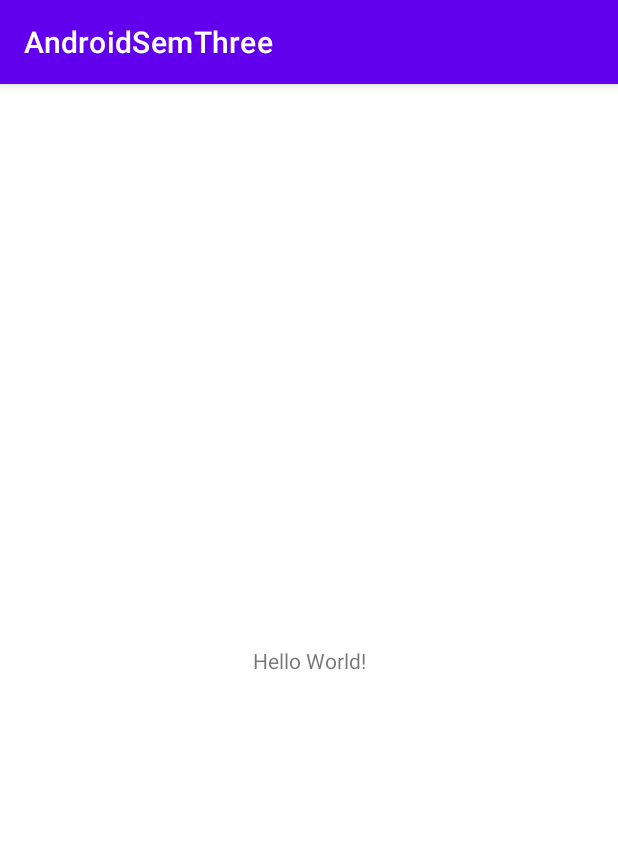
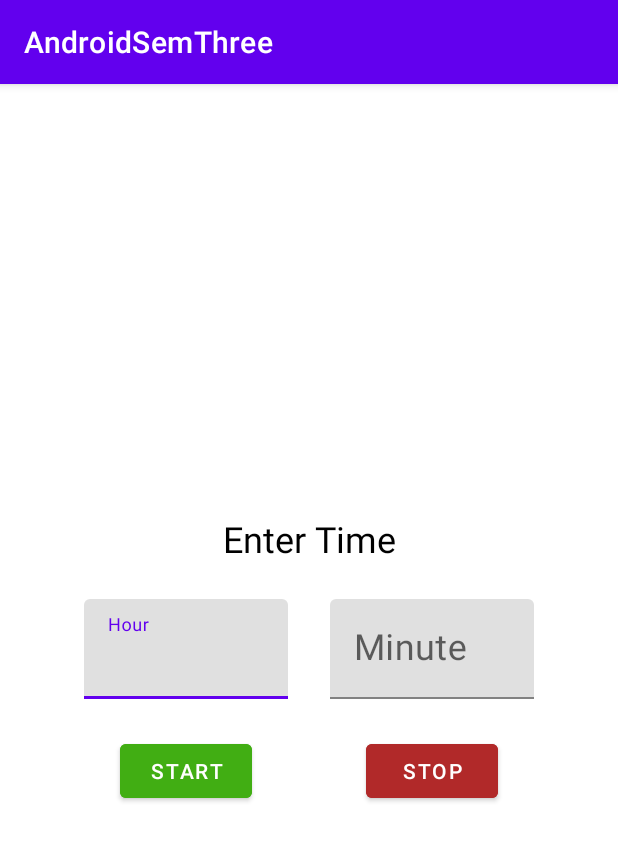
Before and after one commit to stayyoungugly/androidthirdsem, an Android app: the screen it shows after launch (MainActivity), on a phone screen of 412 x 824 dp. Shown: the top 841 px of the screen. Run offline under Robolectric (Android 15) with nearby library versions, the phone set to English and light mode, and no system bars.

Commit message:
hw7 1.0 without working bootreceiver

```diff
--- a/app/build.gradle
+++ b/app/build.gradle
@@ -9,8 +9,8 @@ android {
 
     defaultConfig {
         applicationId "com.example.androidsemthree"
-        minSdk 21
-        targetSdk 31
+        minSdk 27
+        targetSdk 27
         versionCode 1
         versionName "1.0"
 
@@ -34,6 +34,8 @@ android {
     kotlinOptions {
         jvmTarget = '1.8'
     }
+    compileSdkVersion 31
+    buildToolsVersion '31.0.0'
 }
 
 dependencies {
--- a/app/src/main/java/com/example/androidsemthree/MainActivity.kt
+++ /dev/null
@@ -1,17 +0,0 @@
-package com.example.androidsemthree
-
-import androidx.appcompat.app.AppCompatActivity
-import android.os.Bundle
-import androidx.navigation.NavController
-import androidx.navigation.fragment.NavHostFragment
-
-class MainActivity : AppCompatActivity(R.layout.activity_main) {
-
-    private lateinit var controller: NavController
-
-    override fun onCreate(savedInstanceState: Bundle?) {
-        super.onCreate(savedInstanceState)
-        controller = (supportFragmentManager.findFragmentById(R.id.container) as NavHostFragment)
-            .navController
-    }
-}
--- /dev/null
+++ b/app/src/main/java/com/example/androidsemthree/activities/services/AlarmManagerService.kt
@@ -0,0 +1,82 @@
+package com.example.androidsemthree.activities.services
+
+import android.app.AlarmManager
+import android.app.PendingIntent
+import android.content.ComponentName
+import android.content.Context
+import android.content.Intent
+import android.content.pm.PackageManager
+import com.example.androidsemthree.activities.receivers.AlarmReceiver
+import com.example.androidsemthree.activities.receivers.BootReceiver
+import java.util.*
+
+class AlarmManagerService(context: Context) {
+    companion object {
+        const val REQUEST_CODE_1 = 1
+    }
+
+    private lateinit var intent: Intent
+    private lateinit var pendingIntent: PendingIntent
+    private lateinit var service: NotificationService
+    private lateinit var calendar: Calendar
+
+    private val alarmManager by lazy {
+        context.getSystemService(Context.ALARM_SERVICE) as AlarmManager
+    }
+
+    init {
+        val receiver = ComponentName(context, BootReceiver::class.java)
+        context.packageManager.setComponentEnabledSetting(
+            receiver,
+            PackageManager.COMPONENT_ENABLED_STATE_ENABLED,
+            PackageManager.DONT_KILL_APP
+        )
+    }
+
+    fun setAlarm(context: Context, hour: String, minute: String) {
+        intent = Intent(context, AlarmReceiver::class.java).let {
+            it.putExtra("HOUR_STRING", hour)
+            it.putExtra("MINUTE_STRING", minute)
+        }
+        pendingIntent = PendingIntent.getBroadcast(
+            context,
+            REQUEST_CODE_1,
+            intent,
+            PendingIntent.FLAG_UPDATE_CURRENT
+        )
+        setCalendar(hour, minute)
+        alarmManager.setExact(
+            AlarmManager.RTC_WAKEUP,
+            calendar.timeInMillis,
+            pendingIntent
+        )
+    }
+
+    private fun setCalendar(hour: String, minute: String) {
+        calendar = Calendar.getInstance()
+        calendar.time = Date(System.currentTimeMillis())
+        calendar.timeInMillis = System.currentTimeMillis()
+
+        calendar[Calendar.HOUR] = hour.toInt()
+        calendar[Calendar.MINUTE] = minute.toInt()
+        calendar[Calendar.SECOND] = 0
+        calendar[Calendar.MILLISECOND] = 0
+
+        checkTime()
+    }
+
+    private fun checkTime() {
+        val now = Calendar.getInstance()
+        now.time = Date(System.currentTimeMillis())
+        now.timeInMillis = System.currentTimeMillis()
+        if (now.timeInMillis > calendar.timeInMillis) {
+            calendar[Calendar.DAY_OF_MONTH] += 1
+        }
+    }
+
+    fun cancelAlarm(context: Context) {
+        alarmManager.cancel(pendingIntent)
+        service = NotificationService(context)
+        service.cancelNotification()
+    }
+}
--- /dev/null
+++ b/app/src/main/res/drawable/ic_baseline_access_alarm_24.xml
@@ -0,0 +1,5 @@
+<vector android:height="24dp" android:tint="#FFFFFF"
+    android:viewportHeight="24" android:viewportWidth="24"
+    android:width="24dp" xmlns:android="http://schemas.android.com/apk/res/android">
+    <path android:fillColor="@android:color/white" android:pathData="M22,5.72l-4.6,-3.86 -1.29,1.53 4.6,3.86L22,5.72zM7.88,3.39L6.6,1.86 2,5.71l1.29,1.53 4.59,-3.85zM12.5,8L11,8v6l4.75,2.85 0.75,-1.23 -4,-2.37L12.5,8zM12,4c-4.97,0 -9,4.03 -9,9s4.02,9 9,9c4.97,0 9,-4.03 9,-9s-4.03,-9 -9,-9zM12,20c-3.87,0 -7,-3.13 -7,-7s3.13,-7 7,-7 7,3.13 7,7 -3.13,7 -7,7z"/>
+</vector>
--- a/app/src/main/res/layout/activity_main.xml
+++ b/app/src/main/res/layout/activity_main.xml
@@ -4,29 +4,88 @@
     xmlns:tools="http://schemas.android.com/tools"
     android:layout_width="match_parent"
     android:layout_height="match_parent"
-    tools:context=".MainActivity">
+    android:paddingHorizontal="56dp"
+    tools:context=".activities.MainActivity">
 
-    <androidx.fragment.app.FragmentContainerView
-        android:id="@+id/container"
-        android:name="androidx.navigation.fragment.NavHostFragment"
+    <com.google.android.material.textfield.TextInputLayout
+        android:id="@+id/ti_hour"
         android:layout_width="0dp"
-        android:layout_height="0dp"
-        android:layout_marginBottom="0dp"
-        app:defaultNavHost="true"
-        app:layout_constraintBottom_toBottomOf="parent"
+        android:layout_height="wrap_content"
+        android:layout_marginEnd="14dp"
+        app:layout_constraintBottom_toTopOf="@+id/bt_start"
+        app:layout_constraintEnd_toStartOf="@+id/ti_min"
+        app:layout_constraintHorizontal_bias="0.5"
+        app:layout_constraintHorizontal_chainStyle="spread"
+        app:layout_constraintStart_toStartOf="parent"
+        app:layout_constraintTop_toBottomOf="@+id/tv_enter">
+
+        <com.google.android.material.textfield.TextInputEditText
+            android:id="@+id/et_hour"
+            android:layout_width="match_parent"
+            android:layout_height="wrap_content"
+            android:hint="@string/hour"
+            android:textSize="24sp"
+            android:inputType="number" />
+    </com.google.android.material.textfield.TextInputLayout>
+
+    <com.google.android.material.textfield.TextInputLayout
+        android:id="@+id/ti_min"
+        android:layout_width="0dp"
+        android:layout_height="wrap_content"
+        android:layout_marginStart="14dp"
         app:layout_constraintEnd_toEndOf="parent"
-        app:layout_constraintStart_toStartOf="parent"
-        app:layout_constraintTop_toTopOf="parent"
-        app:navGraph="@navigation/nav_graph"
-        tools:background="@null" />
+        app:layout_constraintHorizontal_bias="0.5"
+        app:layout_constraintStart_toEndOf="@+id/ti_hour"
+        app:layout_constraintTop_toTopOf="@id/ti_hour">
+
+        <com.google.android.material.textfield.TextInputEditText
+            android:id="@+id/et_min"
+            android:layout_width="match_parent"
+            android:layout_height="wrap_content"
+            android:hint="@string/minute"
+            android:textSize="24sp"
+            android:inputType="number" />
+    </com.google.android.material.textfield.TextInputLayout>
 
     <TextView
+        android:id="@+id/tv_enter"
         android:layout_width="wrap_content"
         android:layout_height="wrap_content"
-        android:text="Hello World!"
+        android:layout_marginBottom="24dp"
+        android:text="@string/enter_time"
+        android:textColor="@color/black"
+        android:textSize="24sp"
+        app:layout_constraintBottom_toTopOf="@+id/ti_hour"
+        app:layout_constraintEnd_toEndOf="@+id/ti_min"
+        app:layout_constraintHorizontal_bias="0.5"
+        app:layout_constraintStart_toStartOf="@+id/ti_hour"
+        app:layout_constraintTop_toTopOf="parent"
+        app:layout_constraintVertical_chainStyle="packed" />
+
+    <Button
+        android:id="@+id/bt_start"
+        android:layout_width="wrap_content"
+        android:layout_height="wrap_content"
+        android:layout_marginTop="24dp"
+        android:backgroundTint="#41AE13"
+        android:text="@string/start"
         app:layout_constraintBottom_toBottomOf="parent"
-        app:layout_constraintLeft_toLeftOf="parent"
-        app:layout_constraintRight_toRightOf="parent"
-        app:layout_constraintTop_toTopOf="parent" />
+        app:layout_constraintEnd_toEndOf="@+id/ti_hour"
+        app:layout_constraintHorizontal_bias="0.5"
+        app:layout_constraintHorizontal_chainStyle="spread"
+        app:layout_constraintStart_toStartOf="parent"
+        app:layout_constraintTop_toBottomOf="@+id/ti_hour" />
+
+    <Button
+        android:id="@+id/bt_stop"
+        android:layout_width="wrap_content"
+        android:layout_height="wrap_content"
+        android:backgroundTint="#B12929"
+        android:text="@string/stop"
+        android:textColor="@color/white"
+        app:layout_constraintEnd_toEndOf="parent"
+        app:layout_constraintHorizontal_bias="0.5"
+        app:layout_constraintStart_toStartOf="@+id/ti_min"
+        app:layout_constraintTop_toTopOf="@id/bt_start" />
 
 </androidx.constraintlayout.widget.ConstraintLayout>
--- a/app/src/main/res/navigation/nav_graph.xml
+++ /dev/null
@@ -1,14 +0,0 @@
-<?xml version="1.0" encoding="utf-8"?>
-<navigation xmlns:android="http://schemas.android.com/apk/res/android"
-    xmlns:app="http://schemas.android.com/apk/res-auto"
-    xmlns:tools="http://schemas.android.com/tools"
-    android:id="@+id/nav_graph"
-    app:startDestination="@id/mainActivity">
-
-    <activity
-        android:id="@+id/mainActivity"
-        android:name="com.example.androidsemthree.MainActivity"
-        android:label="activity_main"
-        tools:layout="@layout/activity_main" />
-
-</navigation>
--- a/app/src/main/res/values/strings.xml
+++ b/app/src/main/res/values/strings.xml
@@ -1,3 +1,12 @@
 <resources>
     <string name="app_name">AndroidSemThree</string>
+    <string name="hour">Hour</string>
+    <string name="minute">Minute</string>
+    <string name="enter_time">Enter Time</string>
+    <string name="start">START</string>
+    <string name="stop">STOP</string>
+    <string name="channel_title">Alarm for User</string>
+    <string name="channel_description">Alarm Service</string>
+    <string name="good_morning_vietnam">Good Morning, Vietnam</string>
+    <string name="current_alarm">Current Alarm</string>
 </resources>
--- /dev/null
+++ b/app/src/main/res/xml/backup_descriptor.xml
@@ -0,0 +1,4 @@
+<?xml version="1.0" encoding="utf-8"?>
+<full-backup-content>
+    <!-- Exclude specific shared preferences that contain GCM registration Id -->
+</full-backup-content>
```
Also changed, not shown: app/src/main/AndroidManifest.xml (+24 -3 lines), app/src/main/java/com/example/androidsemthree/activities/MainActivity.kt (added, +128 -0 lines), app/src/main/java/com/example/androidsemthree/activities/UserActivity.kt (added, +17 -0 lines), app/src/main/java/com/example/androidsemthree/activities/receivers/AlarmReceiver.kt (added, +18 -0 lines), app/src/main/java/com/example/androidsemthree/activities/receivers/BootReceiver.kt (added, +27 -0 lines), app/src/main/java/com/example/androidsemthree/activities/services/FileService.kt (added, +36 -0 lines), app/src/main/java/com/example/androidsemthree/activities/services/NotificationService.kt (added, +108 -0 lines), app/src/main/res/layout/activity_user.xml (added, +20 -0 lines), app/src/main/res/raw/alarm.txt (added), 1 other file.
